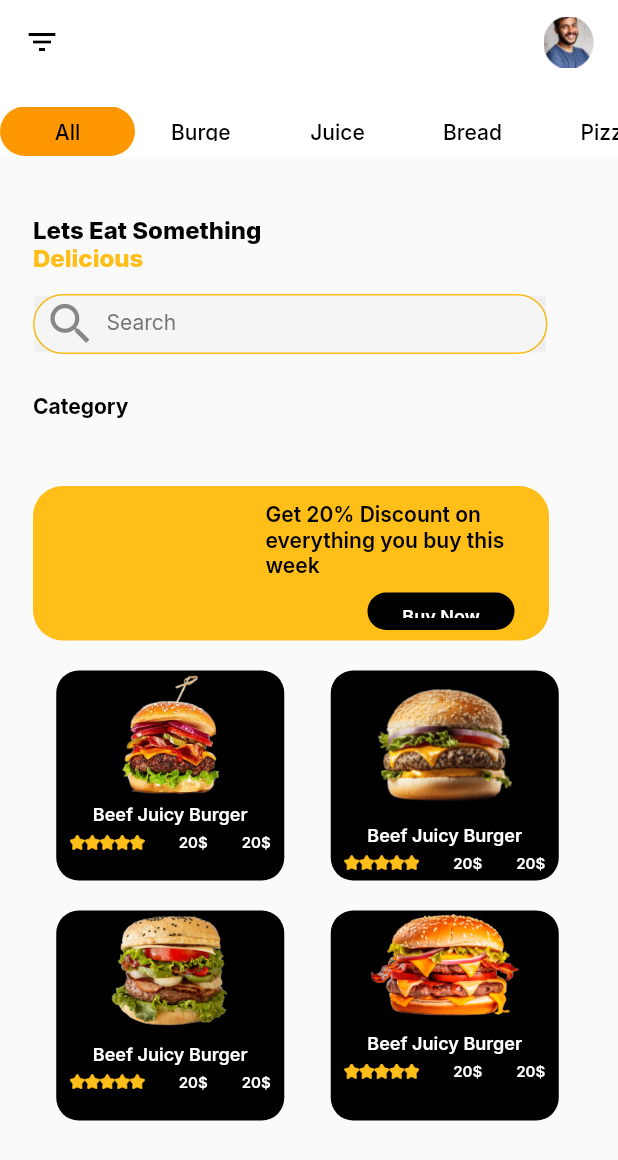
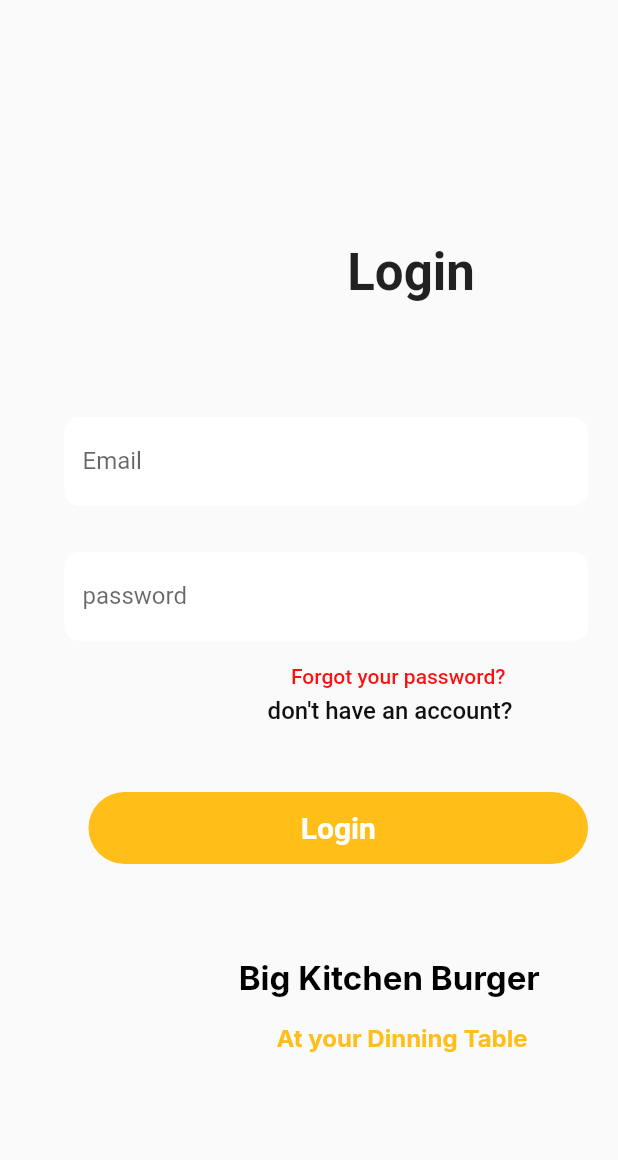
Before and after one commit to Rawan12222/Tawsel, a Flutter app: the screen it shows after launch, on a phone screen of 412 x 824 dp. Shown: the top 1160 px of the screen. Run offline on Flutter 3.47's test engine with Material 2 defaults, Android fonts, the phone set to English and light mode, and no system bars; our stand-ins replace cloud_firestore, firebase_auth, firebase_core, get, google_fonts, google_nav_bar; accounts and stored records are empty; Roboto replaces fonts that are missing (Tajawal).

Commit message:
my changes

```diff
--- /dev/null
+++ b/tawsel/lib/Auth.dart
@@ -0,0 +1,37 @@
+import 'package:flutter/material.dart';
+import 'package:firebase_auth/firebase_auth.dart';
+
+class Auth{
+
+  final FirebaseAuth _firebaseAuth = FirebaseAuth.instance;
+  User? get currentUser => _firebaseAuth.currentUser;
+
+  Stream<User?> get authStateChange => _firebaseAuth.authStateChanges();
+
+  Future<void> signInWithEmailAndPassword({
+    required String email,
+    required String password,
+  }) async{
+    await _firebaseAuth.signInWithEmailAndPassword(
+      email: email,
+      password: password,
+      );
+  }
+
+
+   Future<void> createUserWithEmailAndPassword({
+    required String email,
+    required String password,
+  }) async{
+    await _firebaseAuth.createUserWithEmailAndPassword(
+      email: email,
+      password: password,
+      );
+  }
+
+  Future<void> signOut () async{
+    await _firebaseAuth.signOut();
+  }
+
+
+}
--- /dev/null
+++ b/tawsel/lib/EntryField.dart
@@ -0,0 +1,34 @@
+import 'package:flutter/material.dart';
+import 'package:google_fonts/google_fonts.dart';
+
+class EntryField extends StatelessWidget {
+
+  final String labeltext;
+  final TextEditingController myController;
+
+
+  const EntryField({super.key, required this.labeltext, required this.myController});
+
+  @override
+  Widget build(BuildContext context) {
+    return TextField(
+      controller: myController,
+      decoration: InputDecoration(
+        labelText: labeltext,
+        filled: true,
+        fillColor: Colors.white,
+        enabled: true,
+        focusedBorder: OutlineInputBorder(
+          borderSide: new BorderSide(color: Colors.white),
+          borderRadius: new BorderRadius.circular(10),
+        ),
+        enabledBorder: UnderlineInputBorder(
+          borderSide: new BorderSide(color: Colors.white),
+          borderRadius: new BorderRadius.circular(10),
+        ),
+      ),
+      keyboardType: TextInputType.emailAddress,
+
+    );
+  }
+}
--- /dev/null
+++ b/tawsel/lib/Login.dart
@@ -0,0 +1,174 @@
+import 'package:cloud_firestore/cloud_firestore.dart';
+import 'package:flutter/material.dart';
+import 'package:firebase_auth/firebase_auth.dart';
+import 'package:get/get.dart';
+import 'package:google_fonts/google_fonts.dart';
+import 'package:tawsel/EntryField.dart';
+import 'package:tawsel/NewHome.dart';
+import 'package:tawsel/SignUp.dart';
+import 'package:tawsel/customButton.dart';
+import 'Driver.dart';
+import 'const.dart';
+
+
+class LoginPage extends StatefulWidget {
+  const LoginPage({super.key});
+
+  @override
+  State<LoginPage> createState() => _LoginPageState();
+}
+
+class _LoginPageState extends State<LoginPage> {
+
+
+  bool _isObscure3 = true;
+  bool visible = false;
+  final _auth = FirebaseAuth.instance;
+
+  final _formkey= GlobalKey<FormState>();
+
+  final TextEditingController _controllerEmail = TextEditingController();
+  final TextEditingController _controllerPassword = TextEditingController();
+
+
+  @override
+  Widget build(BuildContext context) {
+    final currentWidth = MediaQuery.of(context).size.width-36.4285;
+    final currenheight = MediaQuery.of(context).size.height+128.571429;
+
+    return  Scaffold(
+
+
+      body: SingleChildScrollView(
+
+
+        child: Padding(
+          padding: const EdgeInsets.all(20.0),
+          child: Column(
+
+            crossAxisAlignment: CrossAxisAlignment.start,
+            mainAxisAlignment: MainAxisAlignment.start,
+            children: [
+              Container(
+                child: Form(
+                  key: _formkey,
+                  child: Column(children: [
+
+
+              //_entryField('email', _controllerEmail),
+              Padding(
+            padding: const EdgeInsets.fromLTRB(136, 141, 0,0),
+            child: Text("Login", style: GoogleFonts.tajawal(textStyle: TextStyle(fontSize: 34, fontWeight: FontWeight.w700)),),
+          ),
+
+
+              Padding(
+                padding: const EdgeInsets.fromLTRB(23,77,0,0),
+                child: EntryField(labeltext: "Email", myController: _controllerEmail,
+                ),
+              ),
+
+              Padding(
+                padding: const EdgeInsets.fromLTRB(23,31,0,0),
+                child: EntryField(labeltext:'password',myController: _controllerPassword),
+              ),
+
+              InkWell(
+            child:  Padding(
+              padding: const EdgeInsets.fromLTRB(119, 16,0,0),
+              child: Text("Forgot your password?", style: GoogleFonts.tajawal(textStyle: TextStyle(fontSize: 14, fontWeight: FontWeight.w500, color: Color.fromRGBO(252, 15, 15, 1))),),
+            )
+            ),
+            InkWell(
+              //onTap: Get.to( () => SignUp()) ,
+              onTap: () => Get.to(SignUp()),
+              child: Padding(
+                padding: const EdgeInsets.fromLTRB(108,5,0,0),
+                child: Text("don't have an account?", style: GoogleFonts.tajawal(textStyle: TextStyle(fontSize: 16, fontWeight: FontWeight.w500, color: Color.fromRGBO(16, 16, 16, 1))),),
+              ),
+            ),
+
+              /*Padding(
+                padding: const EdgeInsets.all(15.0),
+                child: SizedBox(child: _errorMassage()),
+              ),*/
+
+              Padding(
+                padding: const EdgeInsets.fromLTRB(39,45,0,0),
+                child: CustomButton( title: "Login", onPressed: () {
+                            setState(() {
+                              visible = true;
+                            });
+                            signIn(
+                                _controllerEmail.text, _controllerPassword.text);
+                          },),
+              ),
+             // CustomButton(title: "Register", onPressed: _submitButton,),
+              //_submitButton(),
+              //_loginOrRegisterButton(),
+
+              Padding(
+              padding: const EdgeInsets.fromLTRB(107,63,0,0),
+              child: Text("Big Kitchen Burger", style: GoogleFonts.inter(textStyle: const TextStyle(fontSize: 22,fontWeight: FontWeight.w700,color: Colors.black))),
+            ),
+
+            Padding(
+              padding: const EdgeInsets.fromLTRB(124,16,0,0),
+              child: Text("At your Dinning Table", style: GoogleFonts.inter(textStyle: const TextStyle(fontSize: 16,fontWeight: FontWeight.w700,color: kprimaryColor ))),
+            ),
+
+
+                  ],)),)
+          ],),
+        ),
+      )
+    );
+  }
+  void route() {
+    User? user = FirebaseAuth.instance.currentUser;
+    var kk = FirebaseFirestore.instance
+            .collection('users')
+            .doc(user!.uid)
+            .get()
+            .then((DocumentSnapshot documentSnapshot) {
+      if (documentSnapshot.exists) {
+        if (documentSnapshot.get('rool') == "Driver") {
+           Navigator.pushReplacement(
+          context,
+          MaterialPageRoute(
+            builder: (context) =>  Driver(),
+          ),
+        );
+        }else{
+          Navigator.pushReplacement(
+          context,
+          MaterialPageRoute(
+            builder: (context) =>  NewHome(),
+          ),
+        );
+        }
+      } else {
+        print('Document does not exist on the database');
+      }
+    });
+  }
+
+  void signIn(String email, String password) async {
+    if (_formkey.currentState!.validate()) {
+      try {
+        UserCredential userCredential =
+            await FirebaseAuth.instance.signInWithEmailAndPassword(
+          email: email,
+          password: password,
+        );
+        route();
+      } on FirebaseAuthException catch (e) {
+        if (e.code == 'user-not-found') {
+          print('No user found for that email.');
+        } else if (e.code == 'wrong-password') {
+          print('Wrong password provided for that user.');
+        }
+      }
+    }
+  }
+}
--- /dev/null
+++ b/tawsel/lib/customButton.dart
@@ -0,0 +1,29 @@
+import 'package:flutter/material.dart';
+import 'package:google_fonts/google_fonts.dart';
+import 'const.dart';
+
+class CustomButton extends StatelessWidget {
+
+  final void Function()? onPressed;
+  final String title;
+
+
+  const CustomButton({super.key, this.onPressed, required this.title});
+
+  @override
+  Widget build(BuildContext context) {
+    return Container(
+
+                height: 48,
+                width: 343,
+                decoration: BoxDecoration(
+                  color: kprimaryColor,
+                  borderRadius: BorderRadius.circular(25)
+                ),
+                child: TextButton(
+                 onPressed: onPressed,
+                child: Text(title, style: GoogleFonts.tajawal(textStyle: TextStyle(fontSize: 20,fontWeight: FontWeight.w700, color: Color.fromRGBO(255, 255, 255, 1))),)
+                )
+    );
+  }
+}
--- a/tawsel/pubspec.yaml
+++ b/tawsel/pubspec.yaml
@@ -9,6 +9,11 @@
 
 
 dependencies:
+
+  firebase_core: ^2.19.6
+  firebase_auth:
+  cloud_firestore:
+
   flutter:
     sdk: flutter
   buttons_tabbar: ^1.3.7+1
```
Also changed, not shown: tawsel/lib/Driver.dart (added, +96 -0 lines), tawsel/lib/SignUp.dart (added, +184 -0 lines), tawsel/lib/TextField.dart (added, +41 -0 lines), tawsel/lib/main.dart (+13 -57 lines), tawsel/pubspec.lock, 6 other files.
